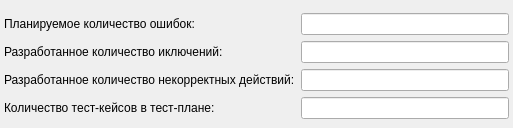
Above: projectpassportdialog.ui from YuliaLee/yuliya before the change. Below: the same form after it.
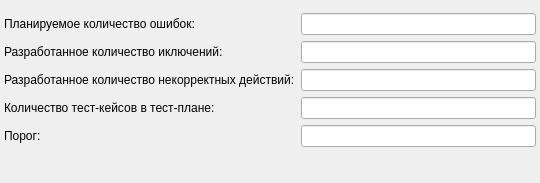
That is the form after the change.

Patch:
```diff
--- a/projectpassportdialog.ui
+++ b/projectpassportdialog.ui
@@ -6,8 +6,8 @@
    <rect>
     <x>0</x>
     <y>0</y>
-    <width>513</width>
-    <height>128</height>
+    <width>540</width>
+    <height>183</height>
    </rect>
   </property>
   <property name="maximumSize">
@@ -79,6 +79,16 @@
    <item row="6" column="1">
     <widget class="QLineEdit" name="_editNeedTestCase"/>
    </item>
+   <item row="7" column="0">
+    <widget class="QLabel" name="label_2">
+     <property name="text">
+      <string>Порог:</string>
+     </property>
+    </widget>
+   </item>
+   <item row="7" column="1">
+    <widget class="QLineEdit" name="_editThreshold"/>
+   </item>
   </layout>
  </widget>
  <resources/>
```
